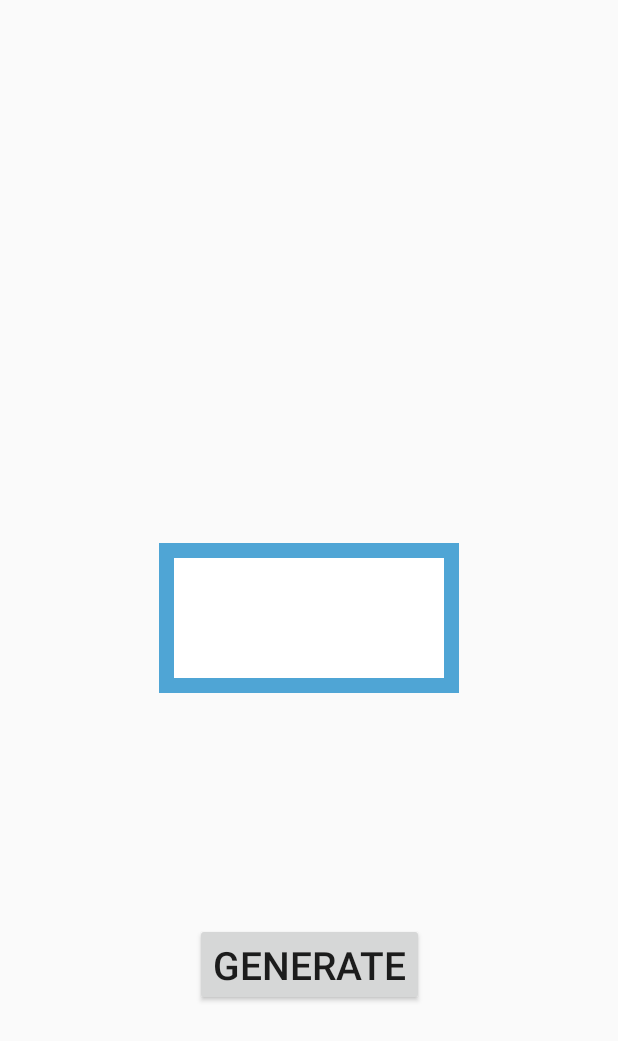
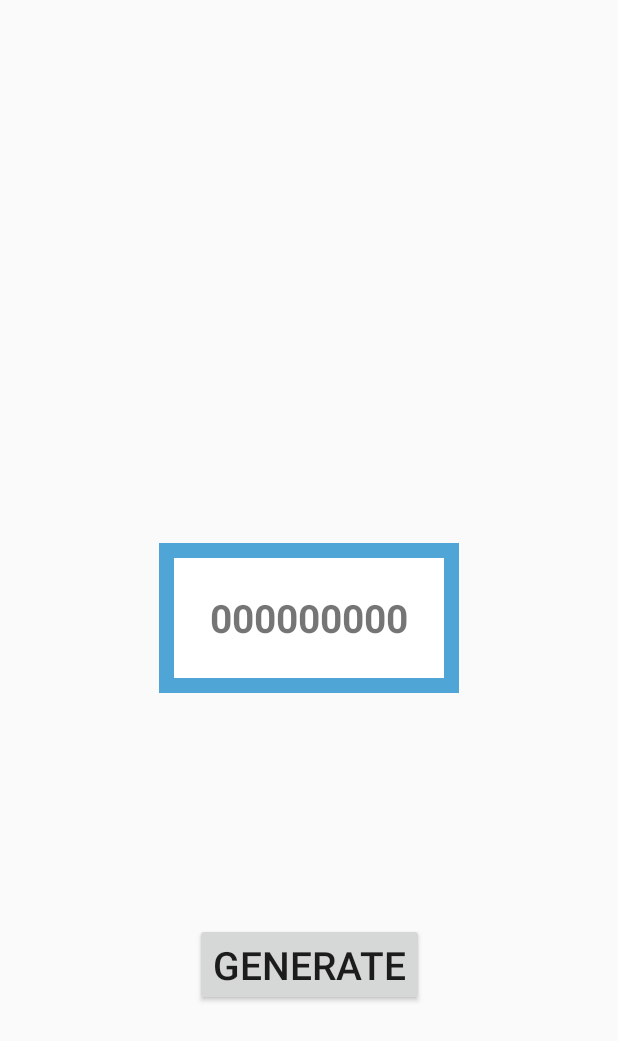
Before and after one commit to ttgantitg/NotesApp, an Android app: the layout activity_main.xml on its own in the app's theme, with its tools: preview values and no code run, on a phone screen of 412 x 824 dp. Shown: the top 1041 px of the screen. Run offline under Robolectric (Android 15) with nearby library versions, the phone set to English and light mode, and no system bars.

Commit message:
lesson_1

```diff
--- a/app/src/main/res/layout/activity_main.xml
+++ b/app/src/main/res/layout/activity_main.xml
@@ -10,11 +10,15 @@
         android:id="@+id/textView"
         android:layout_width="200dp"
         android:layout_height="100dp"
+        android:background="@drawable/frame"
+        android:gravity="center"
+        android:text="000000000"
+        android:textSize="26sp"
+        android:textStyle="bold"
         app:layout_constraintBottom_toBottomOf="parent"
         app:layout_constraintLeft_toLeftOf="parent"
         app:layout_constraintRight_toRightOf="parent"
-        app:layout_constraintTop_toTopOf="parent"
-        android:background="@drawable/frame"/>
+        app:layout_constraintTop_toTopOf="parent" />
 
     <Button
         android:id="@+id/btn"
@@ -25,6 +29,6 @@
         app:layout_constraintRight_toRightOf="parent"
         app:layout_constraintTop_toBottomOf="@+id/textView"
         android:text="Generate"
-        android:textSize="26sp"/>
+        android:textSize="26sp" />
 
 </androidx.constraintlayout.widget.ConstraintLayout>
```
Also changed, not shown: app/build.gradle (+7 -1 lines), app/src/main/java/com/ttgantitg/trykotlin/MainActivity.kt (+14 -0 lines), app/src/main/java/com/ttgantitg/trykotlin/MainViewModel.kt (added, +20 -0 lines).
